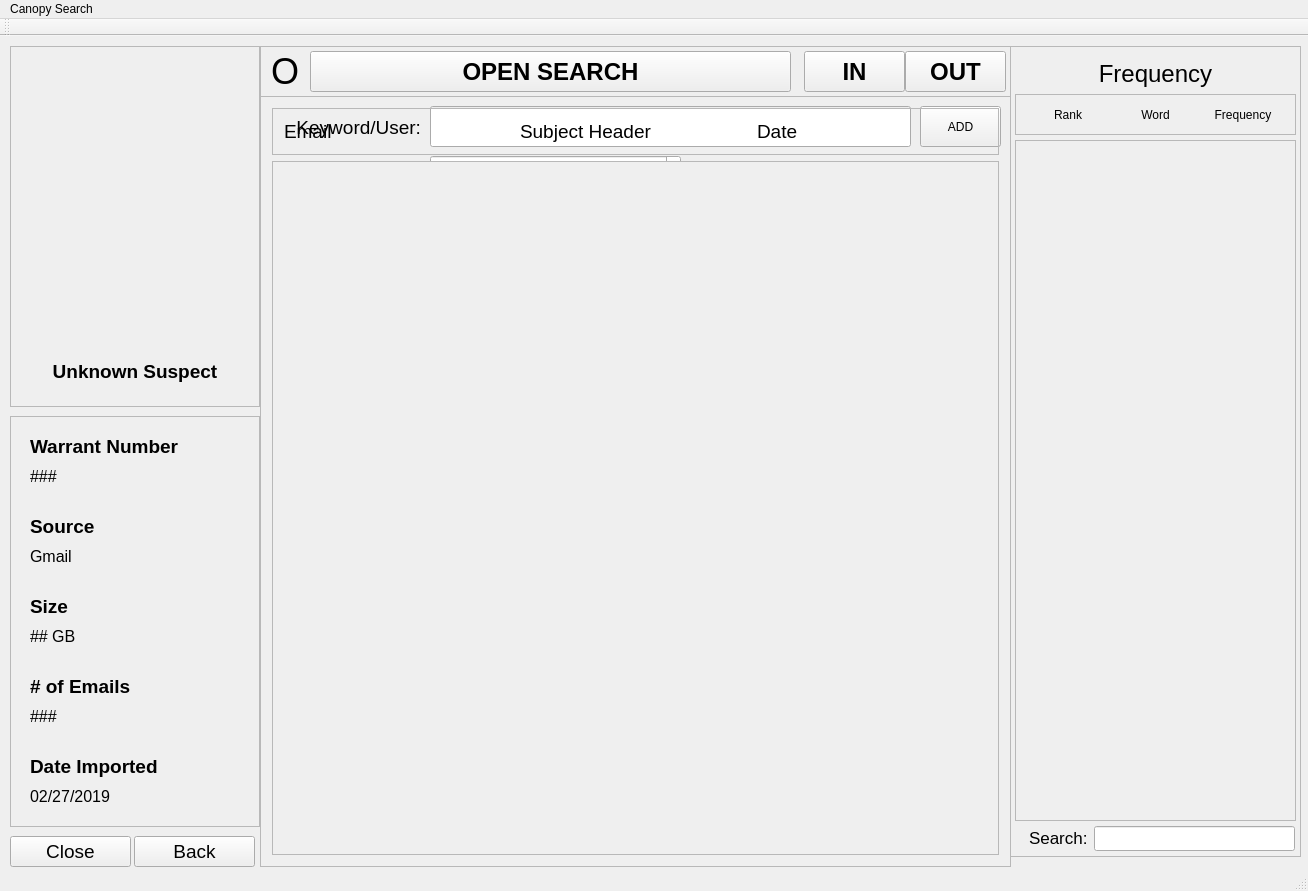
First picture: the form in CanopyGUI/SearchWindow.ui, repository joshrands/Canopy, before the edit.
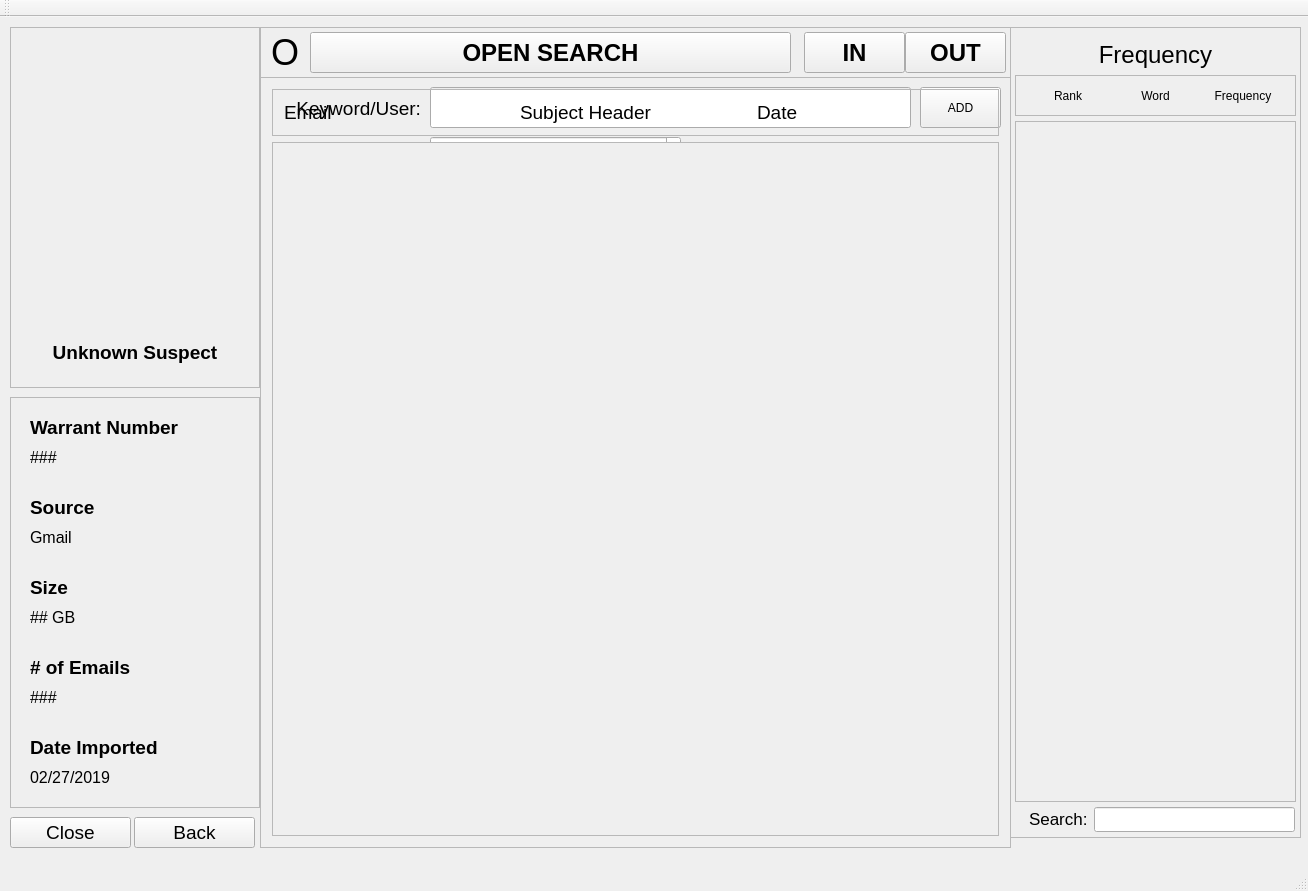
Second picture: the form after the edit. Icons and pictures are not drawn.

Commit message: Created new welcome window for canopy2.0 with session prompts

Patch:
```diff
--- a/CanopyGUI/SearchWindow.ui
+++ b/CanopyGUI/SearchWindow.ui
@@ -100,7 +100,7 @@
       <rect>
        <x>20</x>
        <y>340</y>
-       <width>161</width>
+       <width>221</width>
        <height>21</height>
       </rect>
      </property>
@@ -140,7 +140,7 @@
       <rect>
        <x>20</x>
        <y>290</y>
-       <width>111</width>
+       <width>151</width>
        <height>21</height>
       </rect>
      </property>
@@ -178,7 +178,7 @@
       <rect>
        <x>20</x>
        <y>260</y>
-       <width>121</width>
+       <width>181</width>
        <height>21</height>
       </rect>
      </property>
@@ -234,7 +234,7 @@
       <rect>
        <x>20</x>
        <y>210</y>
-       <width>111</width>
+       <width>191</width>
        <height>21</height>
       </rect>
      </property>
@@ -252,7 +252,7 @@
       <rect>
        <x>20</x>
        <y>370</y>
-       <width>111</width>
+       <width>221</width>
        <height>21</height>
       </rect>
      </property>
@@ -270,7 +270,7 @@
       <rect>
        <x>20</x>
        <y>180</y>
-       <width>121</width>
+       <width>201</width>
        <height>21</height>
       </rect>
      </property>
@@ -871,12 +871,6 @@
      <height>22</height>
     </rect>
    </property>
-   <widget class="QMenu" name="menuCanopy_Search">
-    <property name="title">
-     <string>Canopy Search</string>
-    </property>
-   </widget>
-   <addaction name="menuCanopy_Search"/>
   </widget>
   <widget class="QToolBar" name="mainToolBar">
    <attribute name="toolBarArea">
```
Left out of the diff: 2 changed lines with no effect on the pictures. The commit also changes 22 other files.
